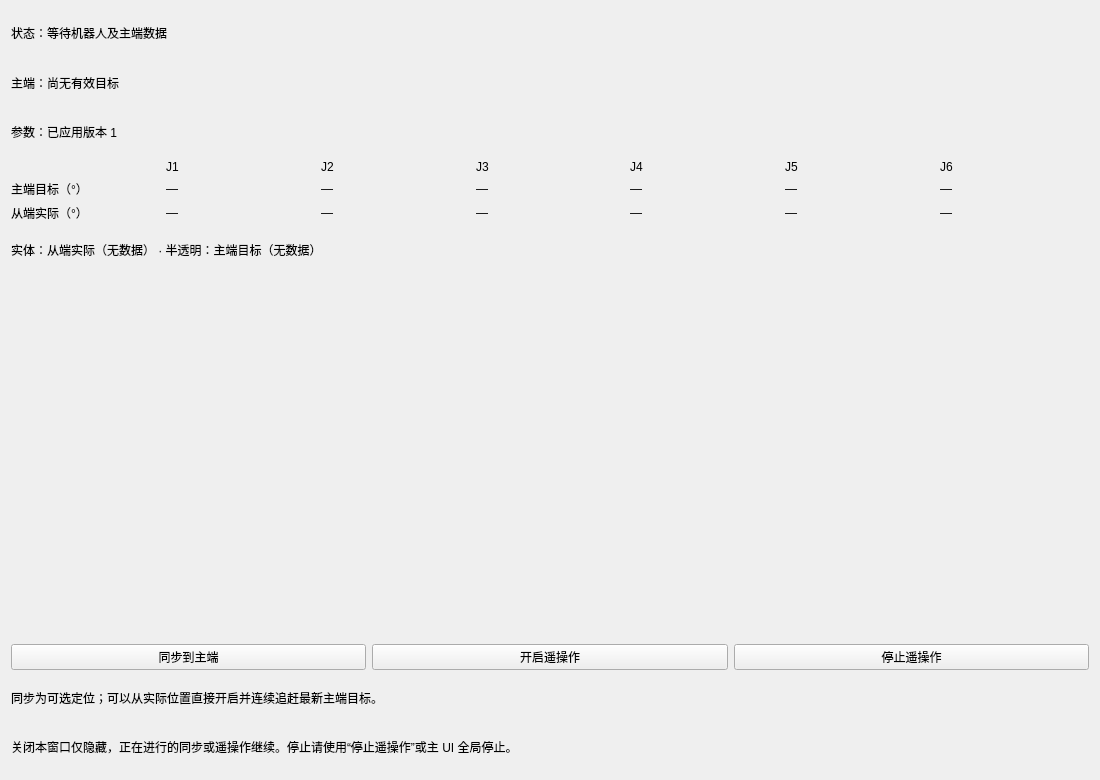
The window that teleop_impedance_window.ui (HG731GZ/URControl) describes before a commit, drawn with Qt 5.
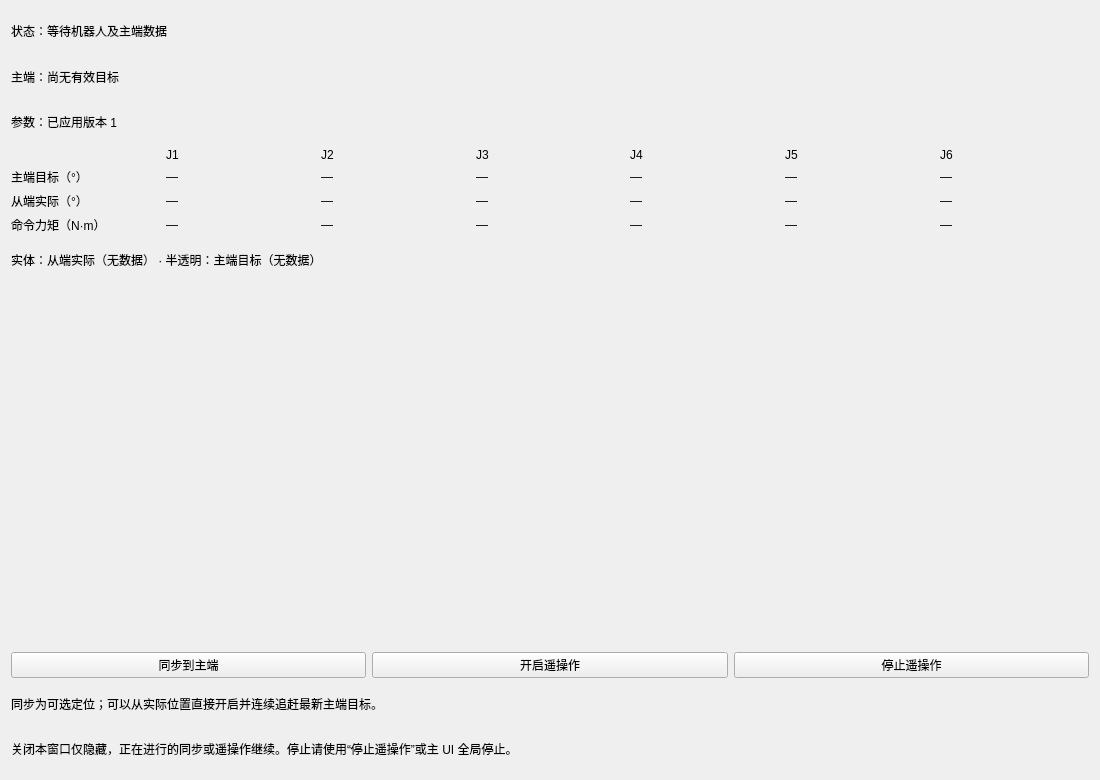
The same window after the commit.

Commit message: 通过UDP向主端发送速度与力矩信息

Patch:
```diff
--- a/teleop_impedance_window.ui
+++ b/teleop_impedance_window.ui
@@ -246,6 +246,76 @@
        </property>
       </widget>
      </item>
+     <item row="3" column="0">
+      <widget class="QLabel" name="commandTorqueTitle">
+       <property name="text">
+        <string>命令力矩（N·m）</string>
+       </property>
+       <property name="wordWrap">
+        <bool>true</bool>
+       </property>
+      </widget>
+     </item>
+     <item row="3" column="1">
+      <widget class="QLabel" name="commandTorque0">
+       <property name="text">
+        <string>—</string>
+       </property>
+       <property name="wordWrap">
+        <bool>true</bool>
+       </property>
+      </widget>
+     </item>
+     <item row="3" column="2">
+      <widget class="QLabel" name="commandTorque1">
+       <property name="text">
+        <string>—</string>
+       </property>
+       <property name="wordWrap">
+        <bool>true</bool>
+       </property>
+      </widget>
+     </item>
+     <item row="3" column="3">
+      <widget class="QLabel" name="commandTorque2">
+       <property name="text">
+        <string>—</string>
+       </property>
+       <property name="wordWrap">
+        <bool>true</bool>
+       </property>
+      </widget>
+     </item>
+     <item row="3" column="4">
+      <widget class="QLabel" name="commandTorque3">
+       <property name="text">
+        <string>—</string>
+       </property>
+       <property name="wordWrap">
+        <bool>true</bool>
+       </property>
+      </widget>
+     </item>
+     <item row="3" column="5">
+      <widget class="QLabel" name="commandTorque4">
+       <property name="text">
+        <string>—</string>
+       </property>
+       <property name="wordWrap">
+        <bool>true</bool>
+       </property>
+      </widget>
+     </item>
+     <item row="3" column="6">
+      <widget class="QLabel" name="commandTorque5">
+       <property name="text">
+        <string>—</string>
+       </property>
+       <property name="wordWrap">
+        <bool>true</bool>
+       </property>
+      </widget>
+     </item>
     </layout>
    </item>
    <item>
```
The commit also changes 13 other files.
